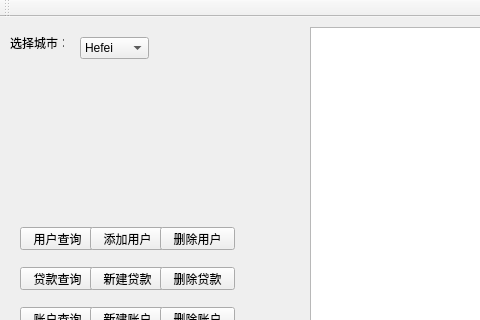
First picture: the form in mainwindow.ui, repository Qianjx/banksystem, before the edit; both pictures show x 0 to 480 and y 0 to 320 of the 839 by 487 pixel window.
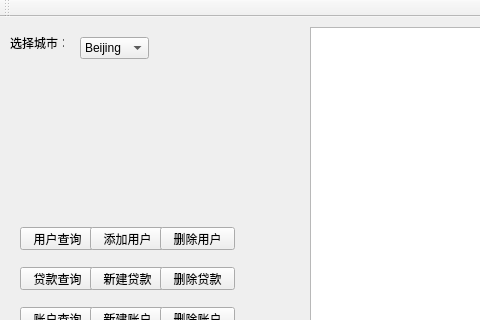
Second picture: the form after the edit.

Patch:
```diff
--- a/mainwindow.ui
+++ b/mainwindow.ui
@@ -129,7 +129,7 @@
     </property>
     <item>
      <property name="text">
-      <string>Hefei</string>
+      <string>Beijing</string>
      </property>
     </item>
     <item>
```
Left out of the diff: 2 changed lines with no effect on the pictures.
